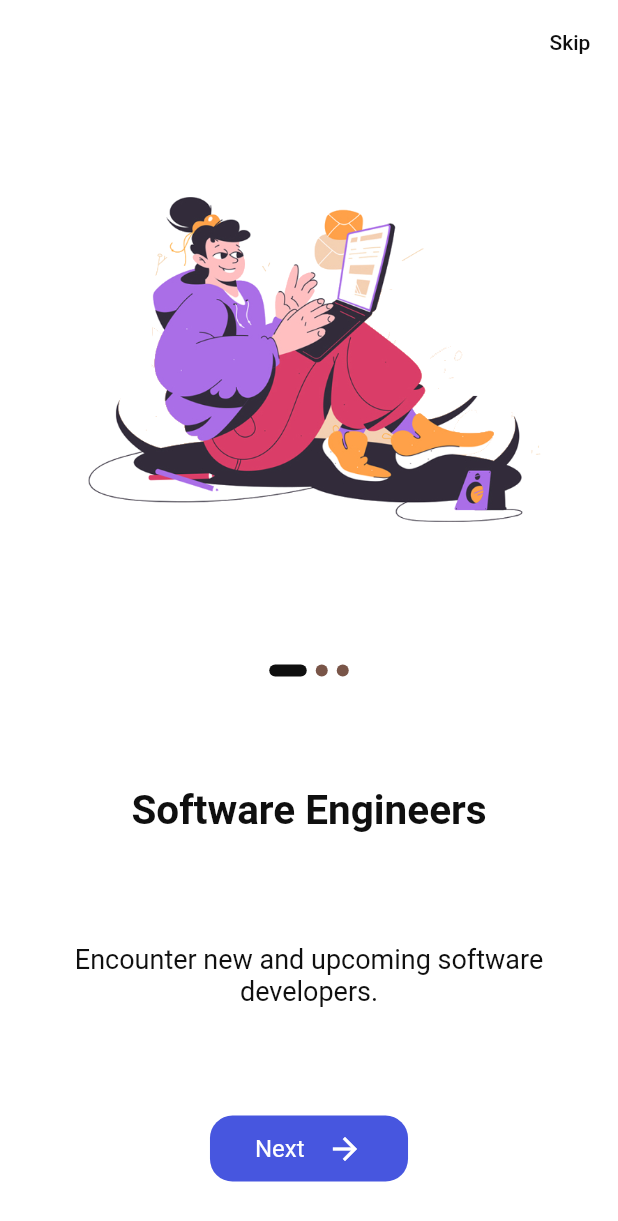
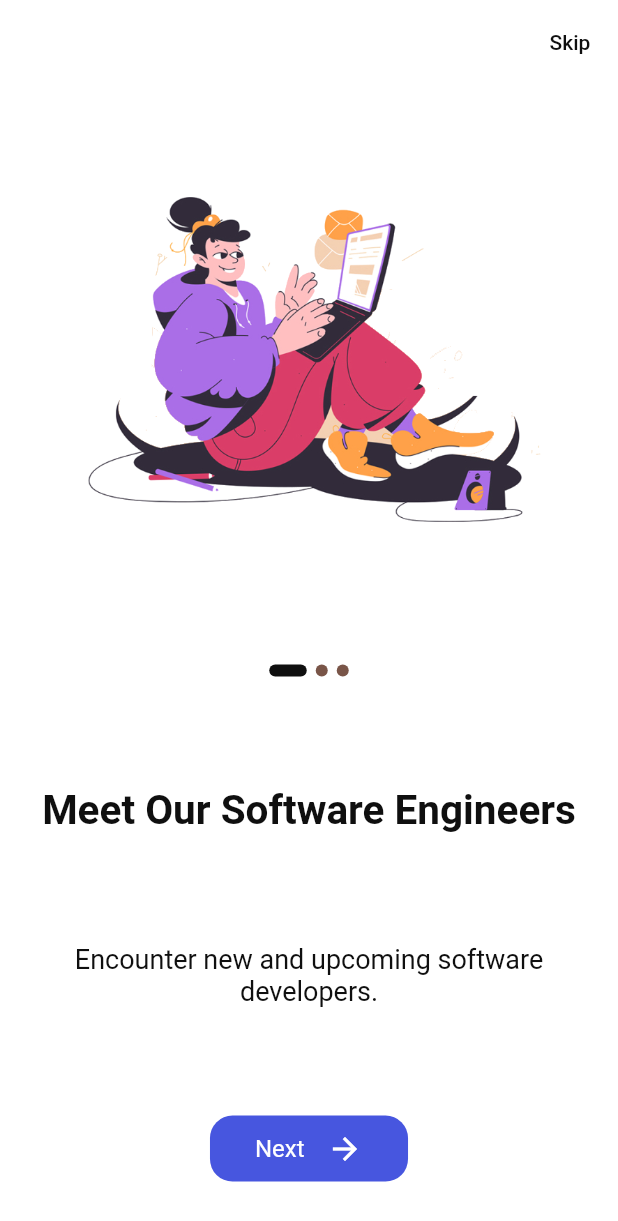
Before and after one commit to Thembek/Flutter-application, a Flutter app: the screen it shows after launch, on a phone screen of 412 x 824 dp. Shown: the top 1221 px of the screen. Run offline on Flutter 3.47's test engine with Material 2 defaults, Android fonts, the phone set to English and light mode, and no system bars; our stand-ins replace flutter_svg, google_fonts, shared_preferences; missing offline and left inert: uri; Roboto replaces fonts that are missing (Montserrat, Poppins).

Commit message:
text and desc commit

```diff
--- a/lib/onboard/onboard.dart
+++ b/lib/onboard/onboard.dart
@@ -16,7 +16,7 @@ class _OnBoardState extends State<OnBoard> {
   List<OnboardModel> screens = <OnboardModel>[
     OnboardModel(
        img: 'assets/images/front-end.png',
-      text: "Software Engineers",
+      text: "Meet Our Software Engineers",
       desc:
           "Encounter new and upcoming software developers.",
       bg: Colors.white,
```
